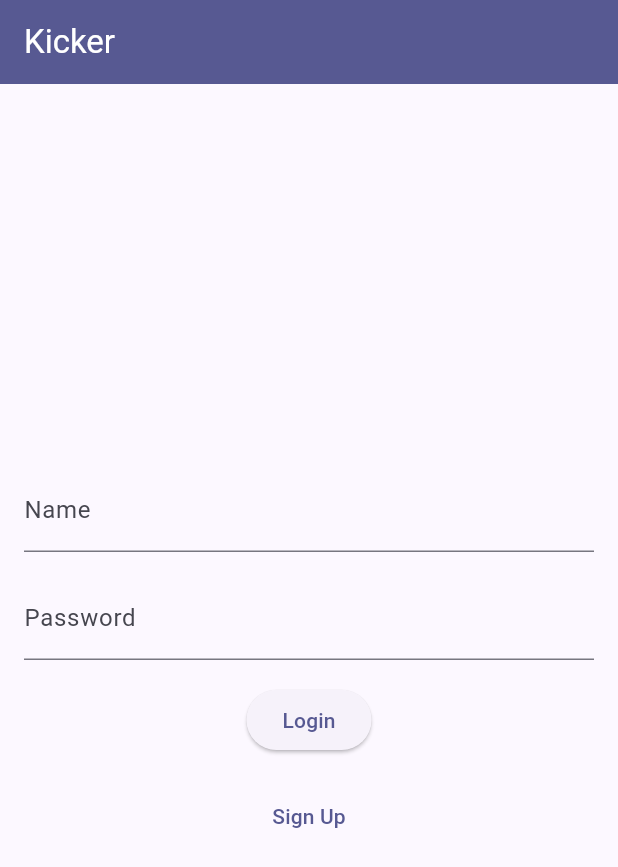
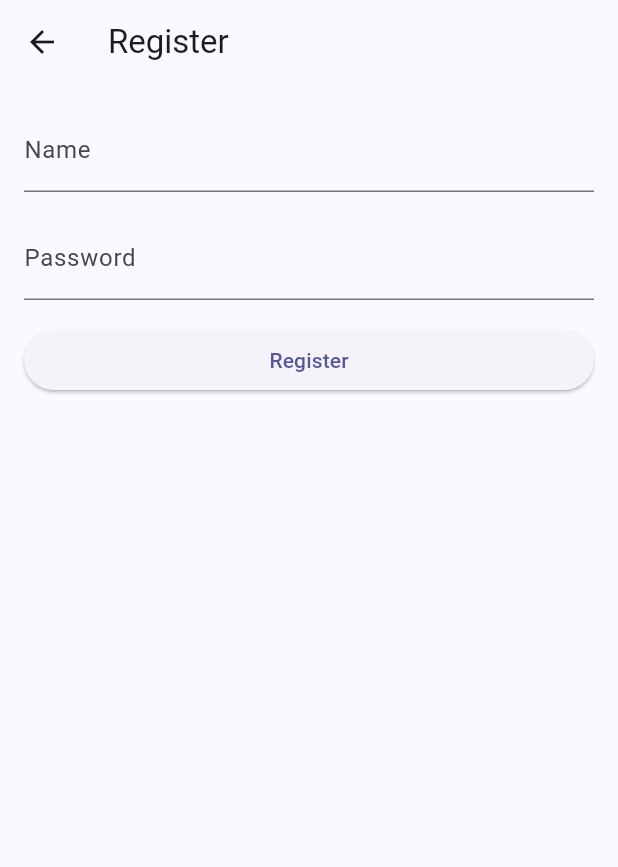
Before and after one commit to jan-claeys/kickerflutter, a Flutter app: the screen it shows after launch, after a tap on "Sign Up", on a phone screen of 412 x 824 dp. Shown: the top 867 px of the screen. Run offline on Flutter 3.47's test engine with Material 3 defaults, Android fonts, the phone set to English and light mode, and no system bars; our stand-ins replace shared_preferences.

Commit message:
Add register page

```diff
--- a/lib/pages/login_page.dart
+++ b/lib/pages/login_page.dart
@@ -1,5 +1,6 @@
 import 'package:flutter/material.dart';
 import 'package:kickerflutter/pages/home_page.dart';
+import 'package:kickerflutter/pages/register_page.dart';
 import 'package:kickerflutter/session.dart';
 
 import '../widgets/dialogs/error_dialog.dart';
@@ -68,7 +69,10 @@ class _LoginPageState extends State<LoginPage> {
                 const SizedBox(height: 16),
                 TextButton(
                   onPressed: () {
-                    // TODO: Implement sign up logic
+                      Navigator.push(
+                      context,
+                      MaterialPageRoute(
+                          builder: (context) => const RegisterPage()));
                   },
                   child: const Text('Sign Up'),
                 ),
--- /dev/null
+++ b/lib/pages/register_page.dart
@@ -0,0 +1,41 @@
+import 'package:flutter/material.dart';
+
+class RegisterPage extends StatelessWidget {
+  const RegisterPage({super.key});
+
+  @override
+  Widget build(BuildContext context) {
+    return Scaffold(
+      appBar: AppBar(
+        title: const Text('Register'),
+      ),
+      body: Padding(
+        padding: const EdgeInsets.all(16.0),
+        child: Column(
+          crossAxisAlignment: CrossAxisAlignment.stretch,
+          children: [
+            const TextField(
+              decoration: InputDecoration(
+                labelText: 'Name',
+              ),
+            ),
+            const SizedBox(height: 16.0),
+            const TextField(
+              decoration: InputDecoration(
+                labelText: 'Password',
+              ),
+              obscureText: true,
+            ),
+            const SizedBox(height: 16.0),
+            ElevatedButton(
+              onPressed: () {
+                // TODO: Implement registration logic
+              },
+              child: const Text('Register'),
+            ),
+          ],
+        ),
+      ),
+    );
+  }
+}
```
